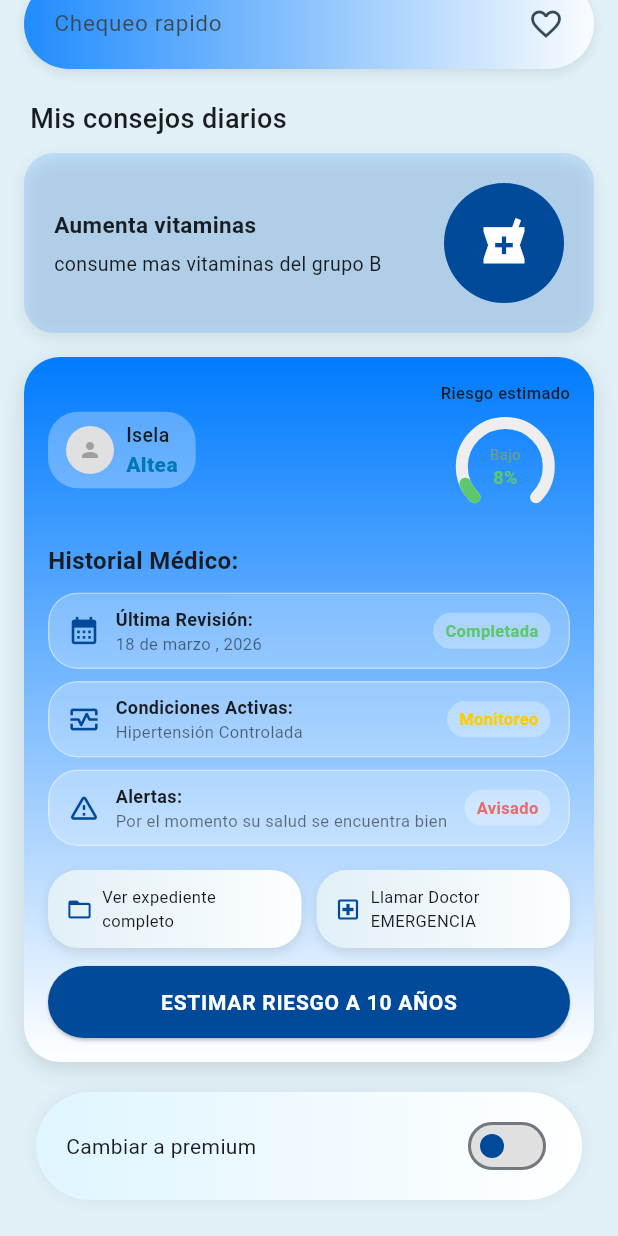
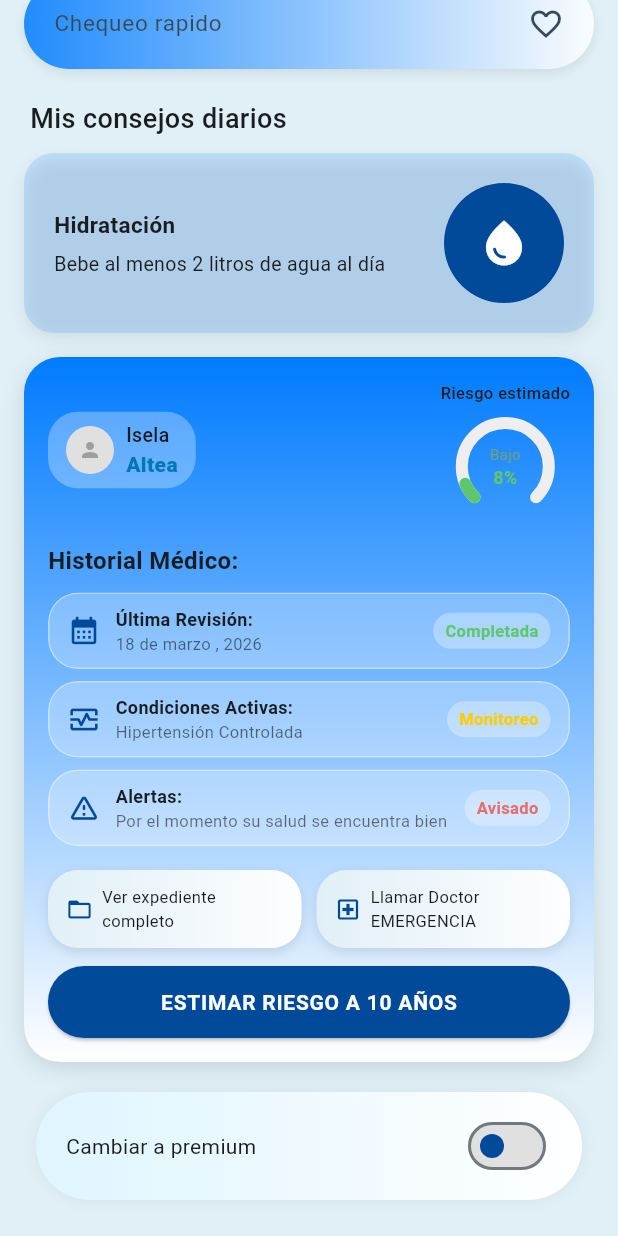
Before and after one commit to oswaldoaroman/Altea, a Flutter app: the screen it shows after launch, scrolled down 404 dp, on a phone screen of 412 x 824 dp. Run offline on Flutter 3.47's test engine with Material 3 defaults, Android fonts, the phone set to English and light mode, and no system bars; our stand-ins replace flutter_svg.

Commit message:
Actualiza HomeScreen y añande funcionalidad

```diff
--- a/lib/Screens/home_screen.dart
+++ b/lib/Screens/home_screen.dart
@@ -6,6 +6,8 @@ import '../homeInicio/quick_action_button.dart';
 import '../homeInicio/daily_tip_card.dart';
 import '../homeInicio/patient_card.dart';
 import '../homeInicio/premium_toggle.dart';
+import 'home_screen_evaluacion.dart';
+import 'home_screen_servicios.dart';
 
 class HomeScreen extends StatelessWidget {
   const HomeScreen({super.key});
@@ -18,17 +20,42 @@ class HomeScreen extends StatelessWidget {
         child: SingleChildScrollView(
           child: Column(
             crossAxisAlignment: CrossAxisAlignment.stretch,
-            children: const [
+            children: [
               HomeHeader(),
               SizedBox(height: 16),
               AlteaInfoCard(),
               SizedBox(height: 12),
-              QuickActionButton(label: 'Registro por voz', icon: Icons.mic_none),
-              QuickActionButton(label: 'Chequeo rapido', icon: Icons.favorite_border, opacity: 0.85),
+
+              // Quick action buttons
+              QuickActionButton(
+                label: 'Registro por voz',
+                icon: Icons.mic_none,
+                onTap: () {
+                  Navigator.push(
+                    context,
+                    MaterialPageRoute(builder: (_) => HomeServicesScreen()),
+                  );
+                },
+              ),
+              QuickActionButton(
+                label: 'Chequeo rapido',
+                icon: Icons.favorite_border,
+                opacity: 0.85,
+                onTap: () {
+                  Navigator.push(
+                    context,
+                    MaterialPageRoute(builder: (_) => EvaluacionScreen()),
+                  );
+                },
+              ),
+
               SizedBox(height: 16),
               Padding(
                 padding: EdgeInsets.only(left: 20, bottom: 10),
-                child: Text('Mis consejos diarios', style: TextStyle(fontSize: 18, fontWeight: FontWeight.w500)),
+                child: Text(
+                  'Mis consejos diarios',
+                  style: TextStyle(fontSize: 18, fontWeight: FontWeight.w500),
+                ),
               ),
               DailyTipCard(),
               SizedBox(height: 16),
--- /dev/null
+++ b/lib/data/consejo_data.dart
@@ -0,0 +1,35 @@
+import 'package:flutter/material.dart';
+import 'package:altea/models/consejo.dart';
+
+final List<Consejo> consejos = [
+  Consejo(
+    titulo: "Hidratación",
+    descripcion: "Bebe al menos 2 litros de agua al día",
+    icono: Icons.water_drop,
+  ),
+  Consejo(
+    titulo: "Ejercicio",
+    descripcion: "Realiza 30 minutos de actividad física",
+    icono: Icons.fitness_center,
+  ),
+  Consejo(
+    titulo: "Sueño",
+    descripcion: "Duerme al menos 7 horas",
+    icono: Icons.nightlight_round,
+  ),
+  Consejo(
+    titulo: "Alimentación",
+    descripcion: "Incluye frutas y verduras en tu dieta",
+    icono: Icons.restaurant,
+  ),
+  Consejo(
+    titulo: "Relajación",
+    descripcion: "Tómate un momento para respirar profundamente",
+    icono: Icons.self_improvement,
+  ),
+  Consejo(
+    titulo: "Aumenta vitaminas",
+    descripcion: "Consume más vitaminas del grupo B",
+    icono: Icons.medication,
+  ),
+];
--- a/lib/homeInicio/daily_tip_card.dart
+++ b/lib/homeInicio/daily_tip_card.dart
@@ -1,38 +1,57 @@
 import 'package:flutter/material.dart';
 import '../topics/colors.dart';
+import '../data/consejo_data.dart';
 
 class DailyTipCard extends StatelessWidget {
   const DailyTipCard({super.key});
 
   @override
   Widget build(BuildContext context) {
+    final index = DateTime.now().day % consejos.length;
+    final consejo = consejos[index];
     return Container(
       margin: const EdgeInsets.symmetric(horizontal: 16),
       padding: const EdgeInsets.all(20),
       decoration: BoxDecoration(
         color: AppColors.primary.withOpacity(0.15),
         borderRadius: BorderRadius.circular(20),
-        boxShadow: [BoxShadow(color: Colors.black.withOpacity(0.08), blurRadius: 8, offset: const Offset(0, 4))],
+        boxShadow: [
+          BoxShadow(
+            color: Colors.black.withOpacity(0.08),
+            blurRadius: 8,
+            offset: const Offset(0, 4),
+          ),
+        ],
       ),
       child: Row(
         children: [
           Expanded(
             child: Column(
               crossAxisAlignment: CrossAxisAlignment.start,
-              children: const [
-                Text('Aumenta vitaminas', style: TextStyle(fontWeight: FontWeight.w600, fontSize: 15)),
-                SizedBox(height: 6),
-                Text('consume mas vitaminas del grupo B', style: TextStyle(fontSize: 13, height: 1.4)),
+              children: [
+                Text(
+                  consejo.titulo,
+                  style: const TextStyle(
+                    fontWeight: FontWeight.w600,
+                    fontSize: 15,
+                  ),
+                ),
+                const SizedBox(height: 6),
+                Text(
+                  consejo.descripcion,
+                  style: const TextStyle(fontSize: 13, height: 1.4),
+                ),
               ],
             ),
           ),
           Container(
-            width: 80, height: 80,
+            width: 80,
+            height: 80,
             decoration: BoxDecoration(
               color: AppColors.dark,
               borderRadius: BorderRadius.circular(50),
             ),
-            child: const Icon(Icons.local_pharmacy, color: Colors.white, size: 36),
+            child: Icon(consejo.icono, color: Colors.white, size: 36),
           ),
         ],
       ),
--- a/lib/homeInicio/quick_action_button.dart
+++ b/lib/homeInicio/quick_action_button.dart
@@ -5,11 +5,13 @@ class QuickActionButton extends StatelessWidget {
   final String label;
   final IconData icon;
   final double opacity;
+  final VoidCallback onTap;
 
   const QuickActionButton({
     super.key,
     required this.label,
     required this.icon,
+    required this.onTap,
     this.opacity = 1.0,
   });
 
@@ -20,15 +22,29 @@ class QuickActionButton extends StatelessWidget {
       child: Container(
         margin: const EdgeInsets.symmetric(horizontal: 16, vertical: 4),
         decoration: BoxDecoration(
-          gradient: const LinearGradient(colors: [AppColors.primary, Colors.white]),
+          gradient: const LinearGradient(
+            colors: [AppColors.primary, Colors.white],
+          ),
           borderRadius: BorderRadius.circular(30),
-          boxShadow: [BoxShadow(color: Colors.black.withOpacity(0.1), blurRadius: 6, offset: const Offset(0, 3))],
+          boxShadow: [
+            BoxShadow(
+              color: Colors.black.withOpacity(0.1),
+              blurRadius: 6,
+              offset: const Offset(0, 3),
+            ),
+          ],
         ),
         child: ListTile(
-          contentPadding: const EdgeInsets.symmetric(horizontal: 20, vertical: 2),
-          title: Text(label, style: const TextStyle(color: AppColors.textDark, fontSize: 15)),
+          contentPadding: const EdgeInsets.symmetric(
+            horizontal: 20,
+            vertical: 2,
+          ),
+          title: Text(
+            label,
+            style: const TextStyle(color: AppColors.textDark, fontSize: 15),
+          ),
           trailing: Icon(icon, color: AppColors.textDark),
-          onTap: () {},
+          onTap: onTap,
         ),
       ),
     );
--- a/lib/main.dart
+++ b/lib/main.dart
@@ -21,7 +21,7 @@ class MyApp extends StatelessWidget {
         scaffoldBackgroundColor: const Color(0xFFE1F0F7),
         colorScheme: ColorScheme.fromSeed(seedColor: Colors.blue),
       ),
-      home: const MainScreen(),
+      home: const HomeScreen(),
     );
   }
 }
--- /dev/null
+++ b/lib/models/consejo.dart
@@ -0,0 +1,13 @@
+import 'package:flutter/material.dart';
+
+class Consejo {
+  final String titulo;
+  final String descripcion;
+  final IconData icono;
+
+  Consejo({
+    required this.titulo,
+    required this.descripcion,
+    required this.icono,
+  });
+}
```
